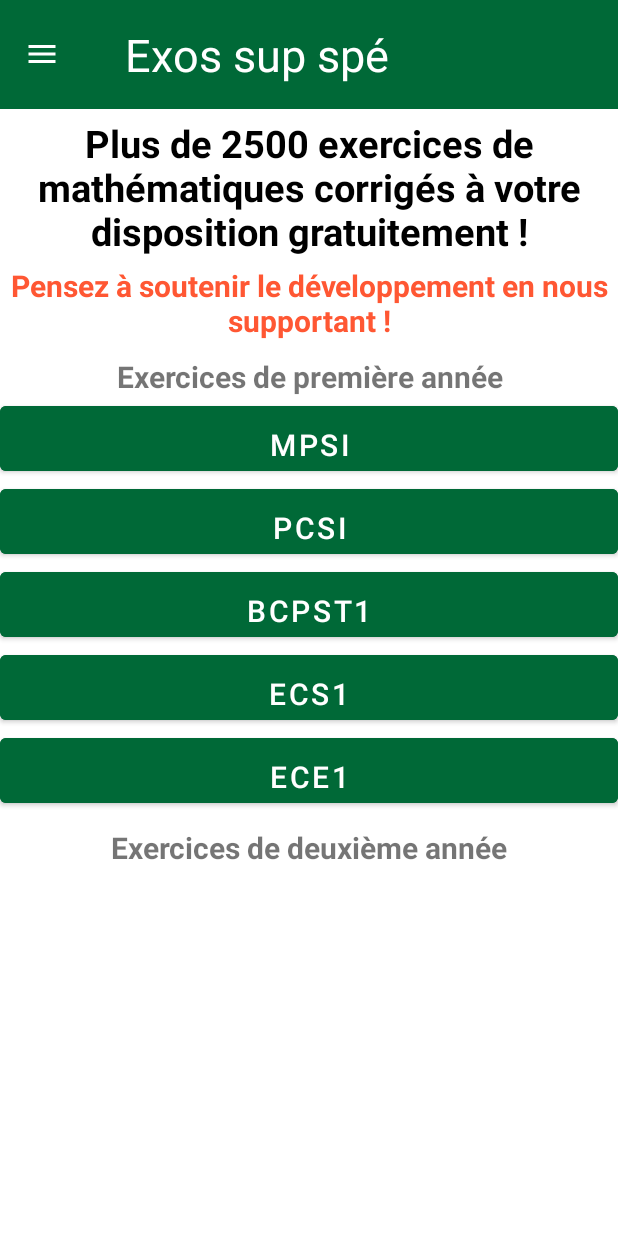
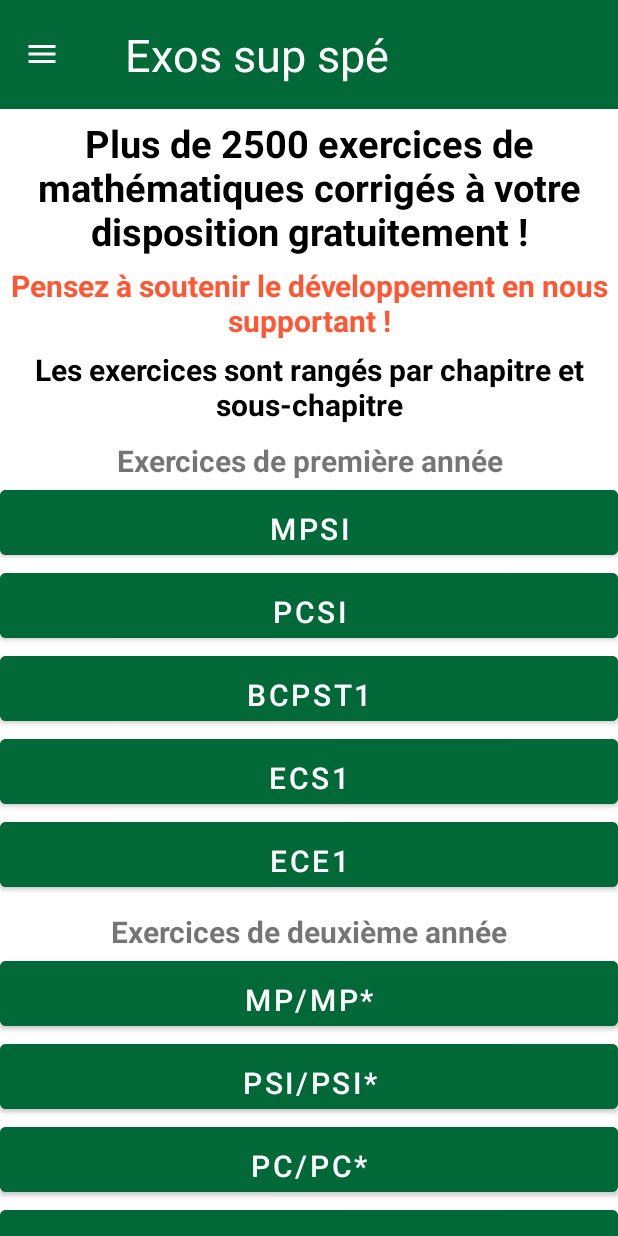
Before and after one commit to thomascorrenoz/Exos_sup_spe, an Android app: the screen it shows after launch (MainActivity), on a phone screen of 412 x 824 dp. Run offline under Robolectric (Android 15) with nearby library versions, the phone set to English and light mode, and no system bars.

Commit message:
Main scroll view
- Boutons deuxième année

```diff
--- a/app/src/main/res/layout/activity_main.xml
+++ b/app/src/main/res/layout/activity_main.xml
@@ -38,9 +38,23 @@ android:layout_height="fill_parent">
             android:textSize="20sp"
             android:textStyle="bold"
             android:textAlignment="center"
-            app:layout_constraintEnd_toEndOf="parent"
-            app:layout_constraintStart_toStartOf="parent"
+            app:layout_constraintEnd_toEndOf="@id/Nombre_d_exercices"
+            app:layout_constraintStart_toStartOf="@id/Nombre_d_exercices"
             app:layout_constraintTop_toBottomOf="@+id/Nombre_d_exercices" />
+
+        <TextView
+            android:id="@+id/Organisation"
+            android:layout_width="wrap_content"
+            android:layout_height="wrap_content"
+            android:paddingTop="5dp"
+            android:text="Les exercices sont rangés par chapitre et sous-chapitre"
+            android:textColor="@color/black"
+            android:textSize="20sp"
+            android:textStyle="bold"
+            android:textAlignment="center"
+            app:layout_constraintEnd_toEndOf="@+id/support_main_text"
+            app:layout_constraintStart_toStartOf="@+id/support_main_text"
+            app:layout_constraintTop_toBottomOf="@+id/support_main_text" />
 
         <TextView
             android:id="@+id/exercices_de_premiere_annee"
@@ -53,7 +67,7 @@ android:layout_height="fill_parent">
             android:textAlignment="center"
             app:layout_constraintEnd_toEndOf="parent"
             app:layout_constraintStart_toStartOf="parent"
-            app:layout_constraintTop_toBottomOf="@+id/support_main_text"
+            app:layout_constraintTop_toBottomOf="@+id/Organisation"
             tools:ignore="NotSibling" />
 
         <Button
@@ -135,7 +149,7 @@ android:layout_height="fill_parent">
             android:id="@+id/exercices_de_deuxieme_annee"
             android:layout_width="match_parent"
             android:layout_height="wrap_content"
-            android:text="Exercices de deuxième année"
+            android:text="@string/exercices_de_deuxi_me_ann_e"
             android:textSize="20sp"
             android:textStyle="bold"
             android:paddingTop="10dp"
@@ -144,5 +158,96 @@ android:layout_height="fill_parent">
             app:layout_constraintStart_toStartOf="@id/buttonECE1"
             app:layout_constraintTop_toBottomOf="@+id/buttonECE1"
             tools:ignore="NotSibling" />
+
+        <Button
+            android:id="@+id/buttonMP"
+            android:layout_width="fill_parent"
+            android:layout_height="wrap_content"
+            android:text="@string/mp_mp"
+            android:textSize="20sp"
+            android:textAlignment="center"
+            android:textColor="@color/white"
+            android:backgroundTint="#006937"
+            app:layout_constraintEnd_toEndOf="@id/exercices_de_deuxieme_annee"
+            app:layout_constraintStart_toStartOf="@+id/exercices_de_deuxieme_annee"
+            app:layout_constraintTop_toBottomOf="@+id/exercices_de_deuxieme_annee"
+            android:paddingTop="12dp"
+            android:paddingHorizontal="100dp"/>
+
+        <Button
+            android:id="@+id/buttonPSI"
+            android:layout_width="fill_parent"
+            android:layout_height="wrap_content"
+            android:text="@string/psi_psi"
+            android:textSize="20sp"
+            android:textAlignment="center"
+            android:textColor="@color/white"
+            android:backgroundTint="#006937"
+            app:layout_constraintEnd_toEndOf="@id/buttonMP"
+            app:layout_constraintStart_toStartOf="@+id/buttonMP"
+            app:layout_constraintTop_toBottomOf="@+id/buttonMP"
+            android:paddingTop="12dp"
+            android:paddingHorizontal="100dp"/>
+
+        <Button
+            android:id="@+id/buttonPC"
+            android:layout_width="fill_parent"
+            android:layout_height="wrap_content"
+            android:text="@string/pc_pc"
+            android:textSize="20sp"
+            android:textAlignment="center"
+            android:textColor="@color/white"
+            android:backgroundTint="#006937"
+            app:layout_constraintEnd_toEndOf="@id/buttonPSI"
+            app:layout_constraintStart_toStartOf="@+id/buttonPSI"
+            app:layout_constraintTop_toBottomOf="@+id/buttonPSI"
+            android:paddingTop="12dp"
+            android:paddingHorizontal="100dp"/>
+
+        <Button
+            android:id="@+id/buttonBCPST2"
+            android:layout_width="fill_parent"
+            android:layout_height="wrap_content"
+            android:text="@string/bcpst2"
+            android:textSize="20sp"
+            android:textAlignment="center"
+            android:textColor="@color/white"
+            android:backgroundTint="#006937"
+            app:layout_constraintEnd_toEndOf="@id/buttonPC"
+            app:layout_constraintStart_toStartOf="@+id/buttonPC"
+            app:layout_constraintTop_toBottomOf="@+id/buttonPC"
+            android:paddingTop="12dp"
+            android:paddingHorizontal="100dp"/>
+
+        <Button
+            android:id="@+id/buttonECS2"
+            android:layout_width="fill_parent"
+            android:layout_height="wrap_content"
+            android:text="@string/ecs2"
+            android:textSize="20sp"
+            android:textAlignment="center"
+            android:textColor="@color/white"
+            android:backgroundTint="#006937"
+            app:layout_constraintEnd_toEndOf="@id/buttonBCPST2"
+            app:layout_constraintStart_toStartOf="@+id/buttonBCPST2"
+            app:layout_constraintTop_toBottomOf="@+id/buttonBCPST2"
+            android:paddingTop="12dp"
+            android:paddingHorizontal="100dp"/>
+
+        <Button
+            android:id="@+id/buttonECE2"
+            android:layout_width="fill_parent"
+            android:layout_height="wrap_content"
+            android:text="ECE2"
+            android:textSize="20sp"
+            android:textAlignment="center"
+            android:textColor="@color/white"
+            android:backgroundTint="#006937"
+            app:layout_constraintEnd_toEndOf="@id/buttonECS2"
+            app:layout_constraintStart_toStartOf="@+id/buttonECS2"
+            app:layout_constraintTop_toBottomOf="@+id/buttonECS2"
+            android:paddingTop="12dp"
+            android:paddingHorizontal="100dp"/>
+
     </androidx.constraintlayout.widget.ConstraintLayout>
 </ScrollView>
--- a/app/src/main/res/values/strings.xml
+++ b/app/src/main/res/values/strings.xml
@@ -9,4 +9,10 @@
     <string name="pensez_soutenir_le_d_veloppement_en_nous_supportant">Pensez à soutenir le développement en nous supportant !</string>
     <string name="ecs1">ECS1</string>
     <string name="ece1">ECE1</string>
+    <string name="mp_mp">MP/MP*</string>
+    <string name="psi_psi">PSI/PSI*</string>
+    <string name="exercices_de_deuxi_me_ann_e">Exercices de deuxième année</string>
+    <string name="pc_pc">PC/PC*</string>
+    <string name="bcpst2">BCPST2</string>
+    <string name="ecs2">ECS2</string>
 </resources>
```
